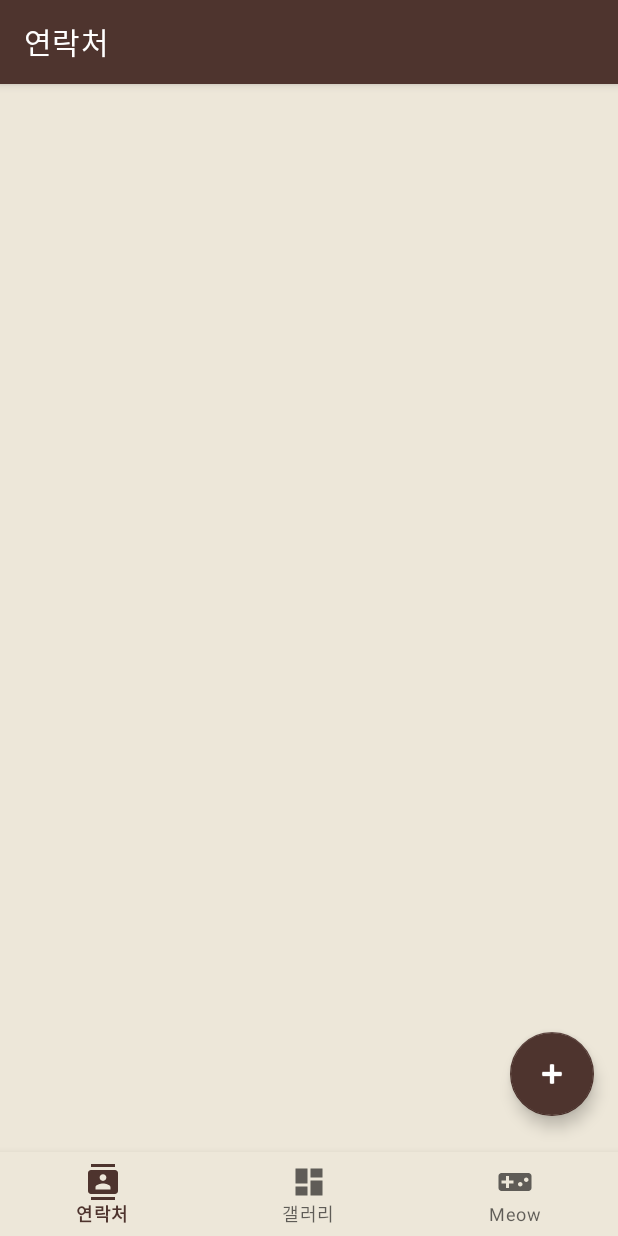
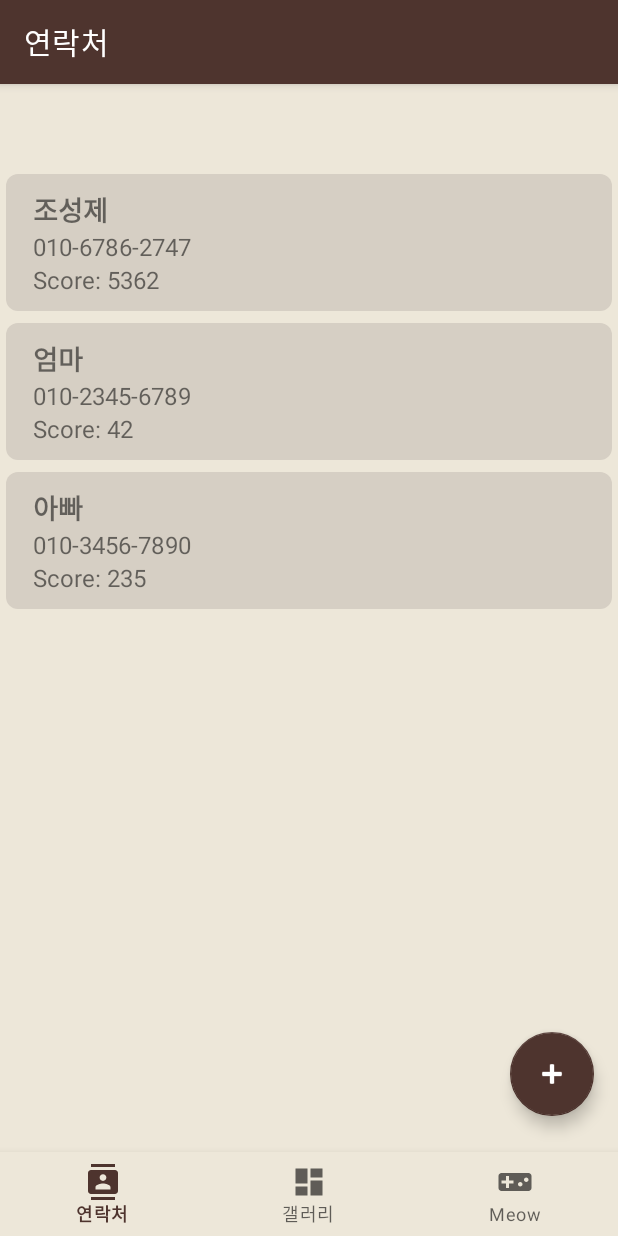
Before and after one commit to choseongje/MadCampWeek1, an Android app: the screen it shows after launch (MainActivity), on a phone screen of 412 x 824 dp. Run offline under Robolectric (Android 15) with nearby library versions, the phone set to English and light mode, and no system bars; our stand-ins replace navigation-ui.

Commit message:
연락처 더미데이터 추가

```diff
--- a/test4/app/src/main/java/com/example/test4/ui/home/HomeFragment.kt
+++ b/test4/app/src/main/java/com/example/test4/ui/home/HomeFragment.kt
@@ -53,7 +53,6 @@ class HomeFragment : Fragment(), ContactAdapter.OnContactDeletedListener {
             showAddContactDialog()
         }
 
-        // ItemTouchHelper를 사용하여 스와이프 동작 구현
         val itemTouchHelper = ItemTouchHelper(object : ItemTouchHelper.SimpleCallback(0, ItemTouchHelper.RIGHT or ItemTouchHelper.LEFT) {
             override fun onMove(
                 recyclerView: RecyclerView,
@@ -74,6 +73,7 @@ class HomeFragment : Fragment(), ContactAdapter.OnContactDeletedListener {
                 adapter.notifyItemChanged(position) // 아이템 상태를 복원
             }
         })
+
         itemTouchHelper.attachToRecyclerView(recyclerView)
 
         return root
@@ -99,8 +99,30 @@ class HomeFragment : Fragment(), ContactAdapter.OnContactDeletedListener {
 
     private fun loadContactsFromSharedPreferences(): MutableList<Contact> {
         val gson = Gson()
-        val contactListJson = sharedPreferences.getString("contacts", "[]")
-        return gson.fromJson(contactListJson, object : TypeToken<MutableList<Contact>>() {}.type)
+        val contactListJson = sharedPreferences.getString("contacts", null)
+        return if (contactListJson == null) {
+            val dummyContacts = createDummyContacts()
+            saveContactsToSharedPreferences(dummyContacts)
+            dummyContacts
+        } else {
+            gson.fromJson(contactListJson, object : TypeToken<MutableList<Contact>>() {}.type)
+        }
+    }
+
+    private fun createDummyContacts(): MutableList<Contact> {
+        return mutableListOf(
+            Contact("조성제", "010-6786-2747", score = 5362),
+            Contact("엄마", "010-2345-6789", score = 42),
+            Contact("아빠", "010-3456-7890", score = 235)
+        )
+    }
+
+    private fun saveContactsToSharedPreferences(contacts: MutableList<Contact>) {
+        val gson = Gson()
+        val contactsJson = gson.toJson(contacts)
+        val editor = sharedPreferences.edit()
+        editor.putString("contacts", contactsJson)
+        editor.apply()
     }
 
     private fun showAddContactDialog() {
```
